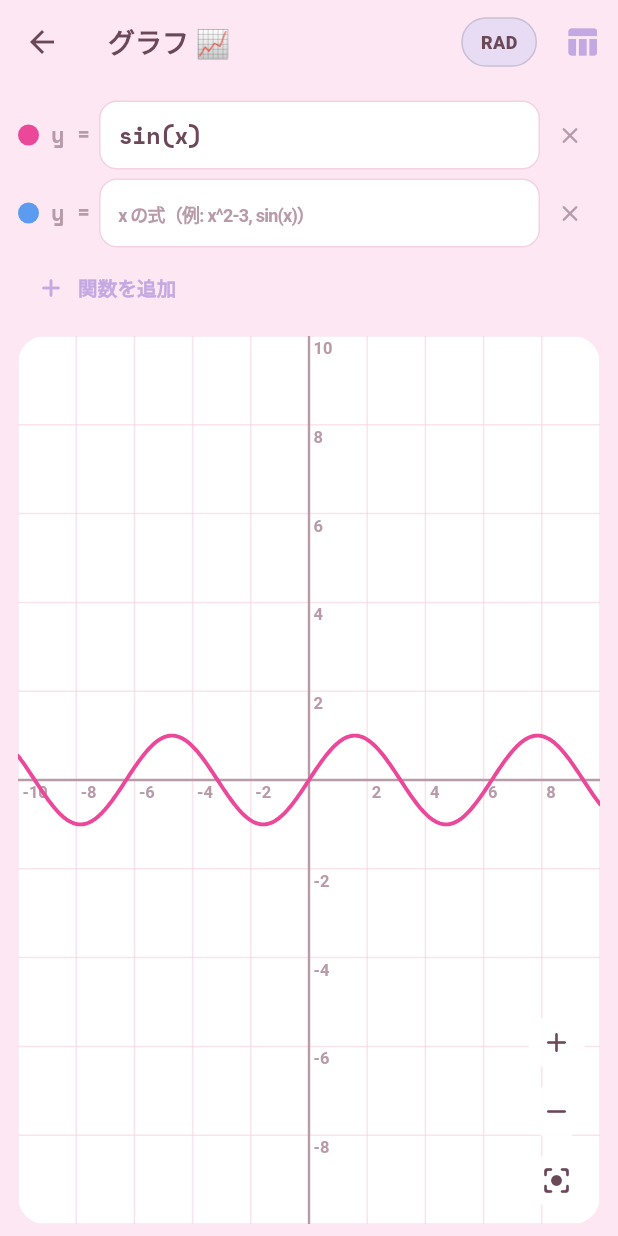
After one commit to azs4n10/caculator, a Flutter app: the GraphScreen screen opened directly, after a tap on "関数を追加", on a phone screen of 412 x 824 dp. The commit adds this screen. Run offline on Flutter 3.47's test engine with Material 3 defaults, Android fonts, the phone set to English and light mode, and no system bars; our stand-ins replace google_fonts, math_expressions, shared_preferences; missing offline and left inert: flutter_math_fork; accounts and stored records are empty.

Commit message:
feat: graph viewer (phase 3) — y=f(x) plots, multi-function overlay, pan/zoom, value table
- engine: compile() turns an expression with variable x into a fast reusable
  RealFn for plotting (parse once, eval many; NaN on undefined points).
- graph/graph_painter.dart: Cartesian plane with nice-step grid, axes, tick
  labels, multiple colored curves, asymptote-aware line breaking.
- graph/graph_screen.dart: 1–4 functions (color-coded inputs), pinch/drag
  zoom & pan, zoom/reset controls, RAD/DEG, and a value table sheet.
- 📈 chip in the calculator header opens the graph, seeded from the current
  expression. Theme-aware via skins.
- tests: engine compile (6) + graph smoke (2); header geometry updated for 📈.

```diff
--- a/lib/engine.dart
+++ b/lib/engine.dart
@@ -1,4 +1,7 @@
 import 'package:math_expressions/math_expressions.dart';
+
+/// A compiled single-variable function y = f(x).
+typedef RealFn = double Function(double x);
 
 /// Result of a calculation: either a formatted value or an error.
 class CalcResult {
@@ -51,6 +54,35 @@ class CalculatorEngine {
       return CalcResult.ok(formatNumber(v), v);
     } catch (_) {
       return const CalcResult.err('しき まちがってるかも 🙀');
+    }
+  }
+
+  /// Compiles an expression containing the variable `x` into a fast, reusable
+  /// function for plotting (parse once, evaluate for many x). Returns null if
+  /// the expression can't be parsed. The returned function yields NaN for x
+  /// values where evaluation fails (e.g. log of a negative) so callers can
+  /// break the curve there.
+  RealFn? compile(String display, {AngleMode angle = AngleMode.rad}) {
+    final src = display.trim();
+    if (src.isEmpty) return null;
+    try {
+      final normalized = _normalize(src, angle);
+      final exp = GrammarParser().parse(normalized);
+      final ctx = ContextModel();
+      final eval = RealEvaluator(ctx);
+      // Probe once so an immediately-invalid expression returns null.
+      ctx.bindVariableName('x', Number(0));
+      eval.evaluate(exp);
+      return (double x) {
+        ctx.bindVariableName('x', Number(x));
+        try {
+          return eval.evaluate(exp).toDouble();
+        } catch (_) {
+          return double.nan;
+        }
+      };
+    } catch (_) {
+      return null;
     }
   }
 
--- /dev/null
+++ b/lib/graph/graph_painter.dart
@@ -0,0 +1,144 @@
+import 'dart:math' as math;
+import 'package:flutter/material.dart';
+import '../engine.dart';
+import '../theme/skin.dart';
+
+class PlotFn {
+  final RealFn f;
+  final Color color;
+  const PlotFn(this.f, this.color);
+}
+
+/// Draws a Cartesian plane with grid, axes, tick labels and one or more
+/// y = f(x) curves. Curves break at non-finite values and across steep jumps
+/// (vertical asymptotes like tan).
+class GraphPainter extends CustomPainter {
+  final List<PlotFn> fns;
+  final double xMin, xMax, yMin, yMax;
+  final CalcSkin skin;
+
+  GraphPainter({
+    required this.fns,
+    required this.xMin,
+    required this.xMax,
+    required this.yMin,
+    required this.yMax,
+    required this.skin,
+  });
+
+  double _sx(double x, double w) => (x - xMin) / (xMax - xMin) * w;
+  double _sy(double y, double h) => h - (y - yMin) / (yMax - yMin) * h;
+
+  static double _niceStep(double range, int target) {
+    if (range <= 0) return 1;
+    final raw = range / target;
+    final mag = math.pow(10, (math.log(raw) / math.ln10).floor()).toDouble();
+    final norm = raw / mag;
+    final step = norm < 1.5 ? 1.0 : (norm < 3 ? 2.0 : (norm < 7 ? 5.0 : 10.0));
+    return step * mag;
+  }
+
+  String _fmt(double v, double step) {
+    if (v.abs() < step / 1000) return '0';
+    final decimals = step < 1 ? (math.log(1 / step) / math.ln10).ceil().clamp(0, 4) : 0;
+    return v.toStringAsFixed(decimals);
+  }
+
+  @override
+  void paint(Canvas canvas, Size size) {
+    final w = size.width, h = size.height;
+    canvas.drawRect(Offset.zero & size, Paint()..color = skin.paper);
+
+    final grid = Paint()
+      ..color = skin.divider.withValues(alpha: 0.6)
+      ..strokeWidth = 1;
+    final axis = Paint()
+      ..color = skin.inkSoft
+      ..strokeWidth = 1.6;
+
+    final xStep = _niceStep(xMax - xMin, 8);
+    final yStep = _niceStep(yMax - yMin, 8);
+
+    // Vertical grid + x tick labels.
+    for (var x = (xMin / xStep).ceil() * xStep; x <= xMax; x += xStep) {
+      final px = _sx(x, w);
+      canvas.drawLine(Offset(px, 0), Offset(px, h), grid);
+      if ((x).abs() > xStep / 1000) {
+        _label(canvas, _fmt(x, xStep), Offset(px + 3, _sy(0, h).clamp(0, h - 14) + 2));
+      }
+    }
+    // Horizontal grid + y tick labels.
+    for (var y = (yMin / yStep).ceil() * yStep; y <= yMax; y += yStep) {
+      final py = _sy(y, h);
+      canvas.drawLine(Offset(0, py), Offset(w, py), grid);
+      if ((y).abs() > yStep / 1000) {
+        _label(canvas, _fmt(y, yStep), Offset(_sx(0, w).clamp(2, w - 30) + 3, py + 2));
+      }
+    }
+
+    // Axes.
+    if (yMin <= 0 && yMax >= 0) {
+      final py = _sy(0, h);
+      canvas.drawLine(Offset(0, py), Offset(w, py), axis);
+    }
+    if (xMin <= 0 && xMax >= 0) {
+      final px = _sx(0, w);
+      canvas.drawLine(Offset(px, 0), Offset(px, h), axis);
+    }
+
+    // Curves.
+    final dx = (xMax - xMin) / w;
+    for (final plot in fns) {
+      final paint = Paint()
+        ..color = plot.color
+        ..strokeWidth = 2.6
+        ..style = PaintingStyle.stroke
+        ..strokeJoin = StrokeJoin.round
+        ..strokeCap = StrokeCap.round;
+      final path = Path();
+      var pen = false; // is the path "down" (has a current point)?
+      double? prevPy;
+      for (var i = 0; i <= w; i++) {
+        final x = xMin + i * dx;
+        final y = plot.f(x);
+        if (!y.isFinite) {
+          pen = false;
+          prevPy = null;
+          continue;
+        }
+        final px = i.toDouble();
+        final py = _sy(y, h);
+        // Break across steep jumps (asymptotes) to avoid spurious verticals.
+        final jump = prevPy != null && (py - prevPy).abs() > h * 1.5;
+        if (!pen || jump) {
+          path.moveTo(px, py);
+          pen = true;
+        } else {
+          path.lineTo(px, py);
+        }
+        prevPy = py;
+      }
+      canvas.drawPath(path, paint);
+    }
+  }
+
+  void _label(Canvas canvas, String text, Offset at) {
+    final tp = TextPainter(
+      text: TextSpan(
+        text: text,
+        style: TextStyle(color: skin.inkSoft, fontSize: 11, fontWeight: FontWeight.w600),
+      ),
+      textDirection: TextDirection.ltr,
+    )..layout();
+    tp.paint(canvas, at);
+  }
+
+  @override
+  bool shouldRepaint(GraphPainter old) =>
+      old.xMin != xMin ||
+      old.xMax != xMax ||
+      old.yMin != yMin ||
+      old.yMax != yMax ||
+      old.skin.id != skin.id ||
+      old.fns != fns;
+}
--- /dev/null
+++ b/lib/graph/graph_screen.dart
@@ -0,0 +1,352 @@
+import 'package:flutter/material.dart';
+import '../engine.dart';
+import '../theme.dart';
+import '../theme/skin.dart';
+import '../theme/skin_scope.dart';
+import 'graph_painter.dart';
+
+const _palette = [
+  Color(0xFFEC4899), // pink
+  Color(0xFF5B9BF0), // blue
+  Color(0xFF2FB39B), // teal
+  Color(0xFFF59E42), // orange
+];
+
+class _FnEntry {
+  final TextEditingController ctrl;
+  final Color color;
+  RealFn? fn;
+  bool get valid => fn != null || ctrl.text.trim().isEmpty;
+  _FnEntry(String text, this.color) : ctrl = TextEditingController(text: text);
+}
+
+/// グラフ: plot y = f(x) for one or more functions, with pinch/drag zoom & pan,
+/// and a value table.
+class GraphScreen extends StatefulWidget {
+  final String initialExpr;
+  const GraphScreen({super.key, this.initialExpr = ''});
+
+  @override
+  State<GraphScreen> createState() => _GraphScreenState();
+}
+
+class _GraphScreenState extends State<GraphScreen> {
+  final _engine = CalculatorEngine();
+  late final List<_FnEntry> _fns;
+  AngleMode _angle = AngleMode.rad;
+
+  double _xMin = -10, _xMax = 10, _yMin = -10, _yMax = 10;
+  Offset _lastFocal = Offset.zero;
+  double _lastScale = 1;
+
+  @override
+  void initState() {
+    super.initState();
+    final seed = widget.initialExpr.contains('x') ? widget.initialExpr : 'sin(x)';
+    _fns = [_FnEntry(seed, _palette[0])];
+    _recompileAll();
+  }
+
+  @override
+  void dispose() {
+    for (final f in _fns) {
+      f.ctrl.dispose();
+    }
+    super.dispose();
+  }
+
+  void _recompileAll() {
+    for (final e in _fns) {
+      final t = e.ctrl.text.trim();
+      e.fn = t.isEmpty ? null : _engine.compile(t, angle: _angle);
+    }
+  }
+
+  void _addFn() {
+    if (_fns.length >= 4) return;
+    setState(() => _fns.add(_FnEntry('', _palette[_fns.length % _palette.length])));
+  }
+
+  void _removeFn(int i) {
+    setState(() {
+      _fns[i].ctrl.dispose();
+      _fns.removeAt(i);
+    });
+  }
+
+  void _zoom(double factor) {
+    setState(() {
+      final cx = (_xMin + _xMax) / 2, cy = (_yMin + _yMax) / 2;
+      _xMin = cx + (_xMin - cx) * factor;
+      _xMax = cx + (_xMax - cx) * factor;
+      _yMin = cy + (_yMin - cy) * factor;
+      _yMax = cy + (_yMax - cy) * factor;
+    });
+  }
+
+  void _reset() => setState(() {
+        _xMin = -10;
+        _xMax = 10;
+        _yMin = -10;
+        _yMax = 10;
+      });
+
+  void _onScaleStart(ScaleStartDetails d) {
+    _lastFocal = d.localFocalPoint;
+    _lastScale = 1;
+  }
+
+  void _onScaleUpdate(ScaleUpdateDetails d, Size size) {
+    setState(() {
+      final w = size.width, h = size.height;
+      // Zoom around the focal point.
+      final scaleDelta = d.scale / _lastScale;
+      _lastScale = d.scale;
+      final fx = _xMin + d.localFocalPoint.dx / w * (_xMax - _xMin);
+      final fy = _yMax - d.localFocalPoint.dy / h * (_yMax - _yMin);
+      _xMin = fx + (_xMin - fx) / scaleDelta;
+      _xMax = fx + (_xMax - fx) / scaleDelta;
+      _yMin = fy + (_yMin - fy) / scaleDelta;
+      _yMax = fy + (_yMax - fy) / scaleDelta;
+      // Pan by focal movement.
+      final fd = d.localFocalPoint - _lastFocal;
+      _lastFocal = d.localFocalPoint;
+      final dxData = -fd.dx / w * (_xMax - _xMin);
+      final dyData = fd.dy / h * (_yMax - _yMin);
+      _xMin += dxData;
+      _xMax += dxData;
+      _yMin += dyData;
+      _yMax += dyData;
+    });
+  }
+
+  @override
+  Widget build(BuildContext context) {
+    final skin = SkinScope.skinOf(context);
+    final plots = [
+      for (final e in _fns)
+        if (e.fn != null) PlotFn(e.fn!, e.color),
+    ];
+    return Scaffold(
+      backgroundColor: skin.background,
+      appBar: AppBar(
+        backgroundColor: skin.bgGradient.first,
+        foregroundColor: skin.ink,
+        title: Text('グラフ 📈', style: Kawaii.ui(18, weight: FontWeight.w800, color: skin.ink)),
+        actions: [
+          _angleToggle(skin),
+          IconButton(
+            tooltip: '値テーブル',
+            icon: Icon(Icons.table_chart_rounded, color: skin.accent),
+            onPressed: () => _showTable(skin),
+          ),
+        ],
+      ),
+      body: Column(
+        children: [
+          _inputs(skin),
+          Expanded(
+            child: Padding(
+              padding: const EdgeInsets.fromLTRB(12, 0, 12, 8),
+              child: ClipRRect(
+                borderRadius: BorderRadius.circular(18),
+                child: Stack(
+                  children: [
+                    Positioned.fill(
+                      child: LayoutBuilder(
+                        builder: (_, c) {
+                          final size = Size(c.maxWidth, c.maxHeight);
+                          return GestureDetector(
+                            onScaleStart: _onScaleStart,
+                            onScaleUpdate: (d) => _onScaleUpdate(d, size),
+                            child: CustomPaint(
+                              size: size,
+                              painter: GraphPainter(
+                                fns: plots,
+                                xMin: _xMin, xMax: _xMax, yMin: _yMin, yMax: _yMax,
+                                skin: skin,
+                              ),
+                            ),
+                          );
+                        },
+                      ),
+                    ),
+                    Positioned(right: 10, bottom: 10, child: _zoomControls(skin)),
+                  ],
+                ),
+              ),
+            ),
+          ),
+        ],
+      ),
+    );
+  }
+
+  Widget _angleToggle(CalcSkin skin) => Center(
+        child: Padding(
+          padding: const EdgeInsets.only(right: 6),
+          child: GestureDetector(
+            onTap: () => setState(() {
+              _angle = _angle == AngleMode.rad ? AngleMode.deg : AngleMode.rad;
+              _recompileAll();
+            }),
+            child: Container(
+              padding: const EdgeInsets.symmetric(horizontal: 12, vertical: 7),
+              decoration: BoxDecoration(
+                color: skin.funcFill,
+                borderRadius: BorderRadius.circular(20),
+                border: Border.all(color: skin.funcEdge),
+              ),
+              child: Text(_angle == AngleMode.rad ? 'RAD' : 'DEG',
+                  style: Kawaii.ui(12, weight: FontWeight.w800, color: skin.ink)),
+            ),
+          ),
+        ),
+      );
+
+  Widget _inputs(CalcSkin skin) {
+    return Padding(
+      padding: const EdgeInsets.fromLTRB(12, 8, 12, 8),
+      child: Column(
+        children: [
+          for (var i = 0; i < _fns.length; i++) _inputRow(skin, i),
+          if (_fns.length < 4)
+            Align(
+              alignment: Alignment.centerLeft,
+              child: TextButton.icon(
+                onPressed: _addFn,
+                icon: Icon(Icons.add_rounded, color: skin.accent, size: 20),
+                label: Text('関数を追加', style: Kawaii.ui(13, weight: FontWeight.w700, color: skin.accent)),
+              ),
+            ),
+        ],
+      ),
+    );
+  }
+
+  Widget _inputRow(CalcSkin skin, int i) {
+    final e = _fns[i];
+    final bad = e.ctrl.text.trim().isNotEmpty && e.fn == null;
+    return Padding(
+      padding: const EdgeInsets.symmetric(vertical: 3),
+      child: Row(
+        children: [
+          Container(width: 14, height: 14, decoration: BoxDecoration(color: e.color, shape: BoxShape.circle)),
+          const SizedBox(width: 8),
+          Text('y =', style: Kawaii.display(15).copyWith(color: skin.inkSoft)),
+          const SizedBox(width: 6),
+          Expanded(
+            child: Container(
+              decoration: BoxDecoration(
+                color: skin.paper,
+                borderRadius: BorderRadius.circular(12),
+                border: Border.all(color: bad ? Colors.redAccent.withValues(alpha: 0.6) : skin.divider),
+              ),
+              child: TextField(
+                controller: e.ctrl,
+                style: Kawaii.display(16).copyWith(color: skin.ink),
+                decoration: InputDecoration(
+                  isDense: true,
+                  hintText: 'x の式（例: x^2-3, sin(x)）',
+                  hintStyle: Kawaii.ui(12, color: skin.inkSoft),
+                  border: InputBorder.none,
+                  contentPadding: const EdgeInsets.symmetric(horizontal: 12, vertical: 10),
+                ),
+                onChanged: (_) => setState(_recompileAll),
+              ),
+            ),
+          ),
+          if (_fns.length > 1)
+            IconButton(
+              visualDensity: VisualDensity.compact,
+              icon: Icon(Icons.close_rounded, size: 18, color: skin.inkSoft),
+              onPressed: () => _removeFn(i),
+            ),
+        ],
+      ),
+    );
+  }
+
+  Widget _zoomControls(CalcSkin skin) {
+    Widget btn(IconData ic, VoidCallback onTap) => Material(
+          color: skin.paper.withValues(alpha: 0.92),
+          shape: const CircleBorder(),
+          child: InkWell(
+            customBorder: const CircleBorder(),
+            onTap: onTap,
+            child: Padding(padding: const EdgeInsets.all(8), child: Icon(ic, color: skin.ink, size: 22)),
+          ),
+        );
+    return Column(
+      children: [
+        btn(Icons.add_rounded, () => _zoom(0.8)),
+        const SizedBox(height: 8),
+        btn(Icons.remove_rounded, () => _zoom(1.25)),
+        const SizedBox(height: 8),
+        btn(Icons.center_focus_strong_rounded, _reset),
+      ],
+    );
+  }
+
+  void _showTable(CalcSkin skin) {
+    const rows = 13;
+    final step = (_xMax - _xMin) / (rows - 1);
+    showModalBottomSheet(
+      context: context,
+      backgroundColor: skin.paper,
+      shape: const RoundedRectangleBorder(borderRadius: BorderRadius.vertical(top: Radius.circular(28))),
+      builder: (_) => SizedBox(
+        height: MediaQuery.of(context).size.height * 0.55,
+        child: Column(
+          children: [
+            const SizedBox(height: 12),
+            Container(width: 44, height: 5, decoration: BoxDecoration(color: skin.divider, borderRadius: BorderRadius.circular(3))),
+            Padding(
+              padding: const EdgeInsets.all(14),
+              child: Row(children: [
+                Icon(Icons.table_chart_rounded, color: skin.accent),
+                const SizedBox(width: 8),
+                Text('値テーブル', style: Kawaii.ui(17, weight: FontWeight.w800, color: skin.ink)),
+              ]),
+            ),
+            Expanded(
+              child: SingleChildScrollView(
+                scrollDirection: Axis.horizontal,
+                child: SingleChildScrollView(
+                  child: DataTable(
+                    headingRowHeight: 38,
+                    columns: [
+                      DataColumn(label: Text('x', style: Kawaii.display(14).copyWith(color: skin.inkSoft))),
+                      for (final e in _fns)
+                        DataColumn(
+                          label: Text(e.ctrl.text.trim().isEmpty ? 'y' : e.ctrl.text.trim(),
+                              style: Kawaii.display(13).copyWith(color: e.color)),
+                        ),
+                    ],
+                    rows: [
+                      for (var r = 0; r < rows; r++)
+                        _tableRow(skin, _xMin + r * step),
+                    ],
+                  ),
+                ),
+              ),
+            ),
+          ],
+        ),
+      ),
+    );
+  }
+
+  DataRow _tableRow(CalcSkin skin, double x) {
+    String cell(_FnEntry e) {
+      if (e.fn == null) return '—';
+      final y = e.fn!(x);
+      return y.isFinite ? CalculatorEngine.formatNumber(y) : '—';
+    }
+
+    return DataRow(cells: [
+      DataCell(Text(CalculatorEngine.formatNumber(x), style: Kawaii.display(13).copyWith(color: skin.ink))),
+      for (final e in _fns) DataCell(Text(cell(e), style: Kawaii.display(13).copyWith(color: skin.ink))),
+    ]);
+  }
+}
```
Also changed, not shown: lib/calculator_screen.dart (+9 -0 lines), .claude/settings.local.json, 3 other files.
